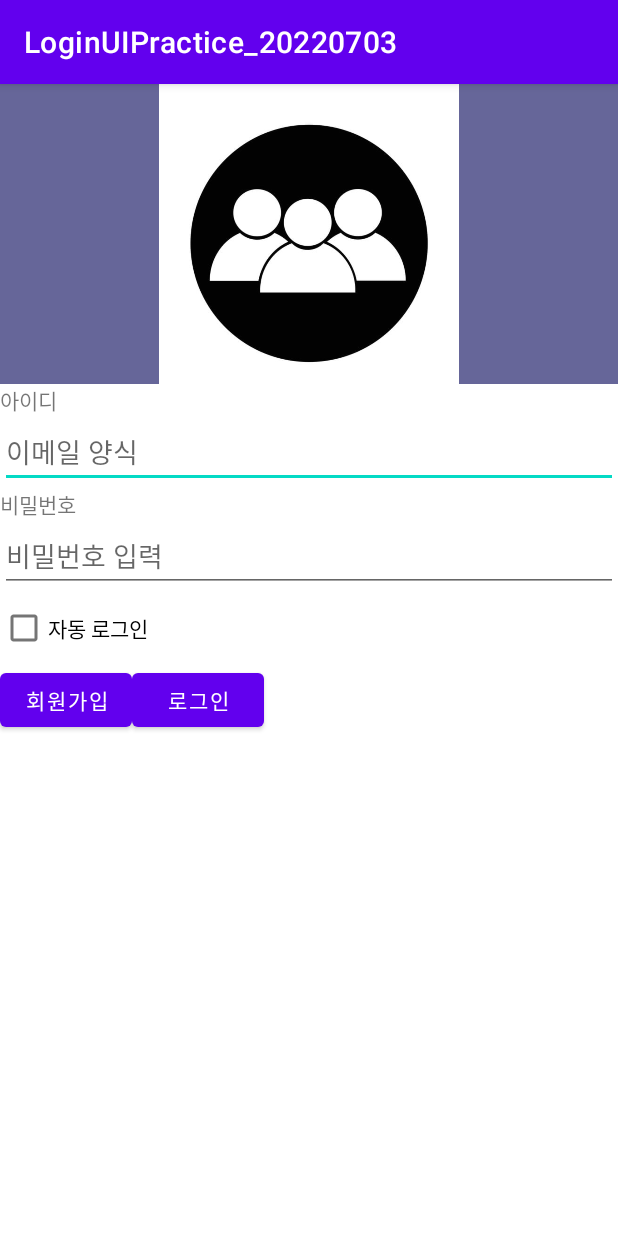
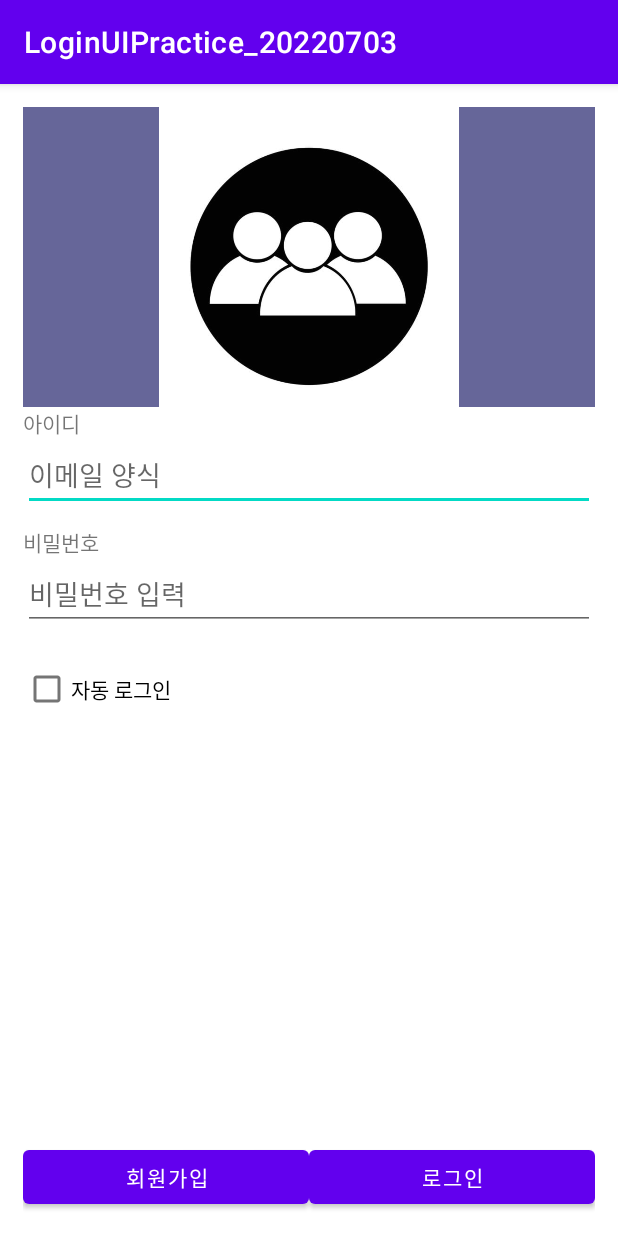
Before and after one commit to csh113/LoginUIPractice_20220703, an Android app: the screen it shows after launch (MainActivity), on a phone screen of 412 x 824 dp. Run offline under Robolectric (Android 15) with nearby library versions, the phone set to English and light mode, and no system bars.

Commit message:
margin등 화면의 공백 부분 수정 20220703 일

```diff
--- a/app/src/main/res/layout/activity_main.xml
+++ b/app/src/main/res/layout/activity_main.xml
@@ -5,22 +5,22 @@
     android:layout_width="match_parent"
     android:layout_height="match_parent"
     android:orientation="vertical"
+    android:padding="15dp"
     tools:context=".MainActivity">
+    <!-- 화면 전체 들어감 padding으로 -->
 
     <ImageView
-        android:layout_width="match_parent"
+        android:layout_width="wrap_content"
         android:layout_height="200dp"
+        android:layout_gravity="center"
         android:src="@drawable/login_img"
         android:background="#666699"/>
 
+    <!-- 아이디 약간 들어가 있음 margin : 외부에서 padding : 내부에서 사이즈 조절-->
     <TextView
         android:layout_width="match_parent"
         android:layout_height="wrap_content"
-        android:text="아이디"
-        app:layout_constraintBottom_toBottomOf="parent"
-        app:layout_constraintEnd_toEndOf="parent"
-        app:layout_constraintStart_toStartOf="parent"
-        app:layout_constraintTop_toTopOf="parent" />
+        android:text="아이디" />
 
     <EditText
         android:layout_width="match_parent"
@@ -30,14 +30,12 @@
         android:inputType="textEmailAddress"
         android:imeOptions="actionNext"/>
 
+    <!-- 상단과 조금 떨어지게 layout_marginTop -->
     <TextView
         android:layout_width="match_parent"
         android:layout_height="wrap_content"
-        android:text="비밀번호"
-        app:layout_constraintBottom_toBottomOf="parent"
-        app:layout_constraintEnd_toEndOf="parent"
-        app:layout_constraintStart_toStartOf="parent"
-        app:layout_constraintTop_toTopOf="parent" />
+        android:layout_marginTop="10dp"
+        android:text="비밀번호" />
 
     <EditText
         android:layout_width="match_parent"
@@ -50,22 +48,35 @@
     <CheckBox
         android:layout_width="wrap_content"
         android:layout_height="wrap_content"
+        android:layout_marginTop="15dp"
         android:checked="false"
         android:text="자동 로그인"/>
 
+    <!-- 가입부분과 버튼 사이의 공간 주기 : TextView 하나 준다.-->
+    <TextView
+        android:layout_width="wrap_content"
+        android:layout_height="0dp"
+        android:layout_weight="1"/>
+
+    <!-- 버튼 2개가 가로로 꽉차게 1개를 꽉차게 layout_weight="1"
+     2개를 나눠서 하려면 다른 버튼도 주면 됨
+     비율대로 나누고 싶으면 layout_width="0dp"로 한다.
+     -->
     <LinearLayout
         android:layout_width="match_parent"
         android:layout_height="wrap_content"
         android:orientation="horizontal">
 
         <Button
-            android:layout_width="wrap_content"
+            android:layout_width="0dp"
             android:layout_height="wrap_content"
+            android:layout_weight="1"
             android:text="회원가입"/>
 
         <Button
-            android:layout_width="wrap_content"
+            android:layout_width="0dp"
             android:layout_height="wrap_content"
+            android:layout_weight="1"
             android:text="로그인"/>
 
     </LinearLayout>
```
